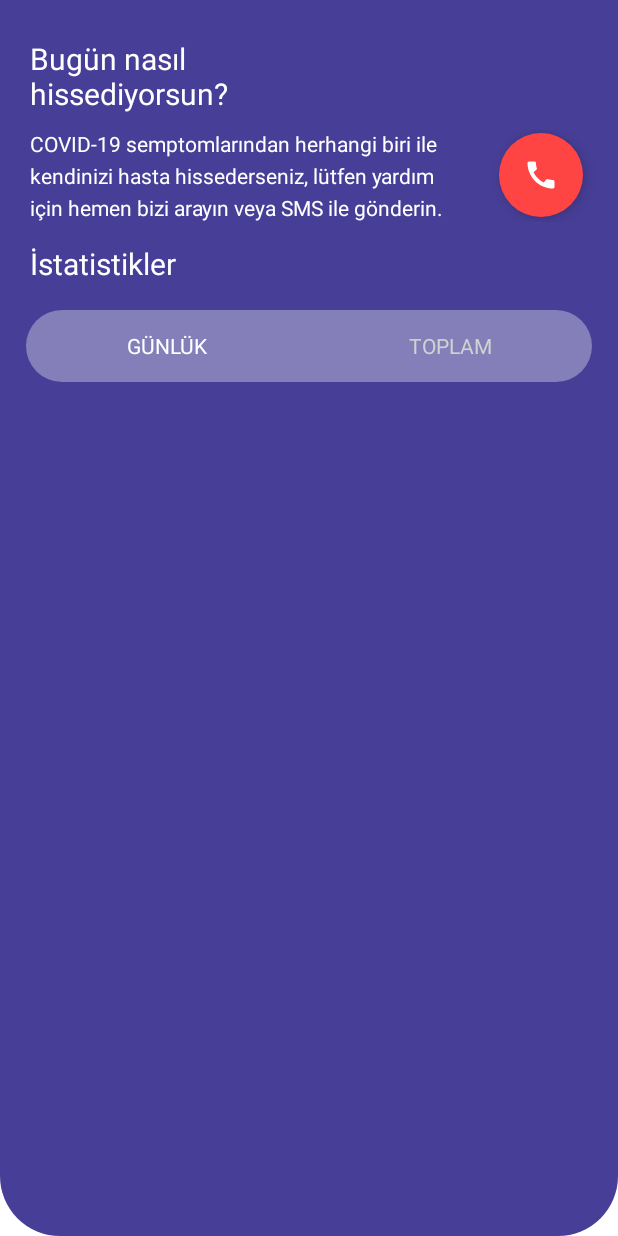
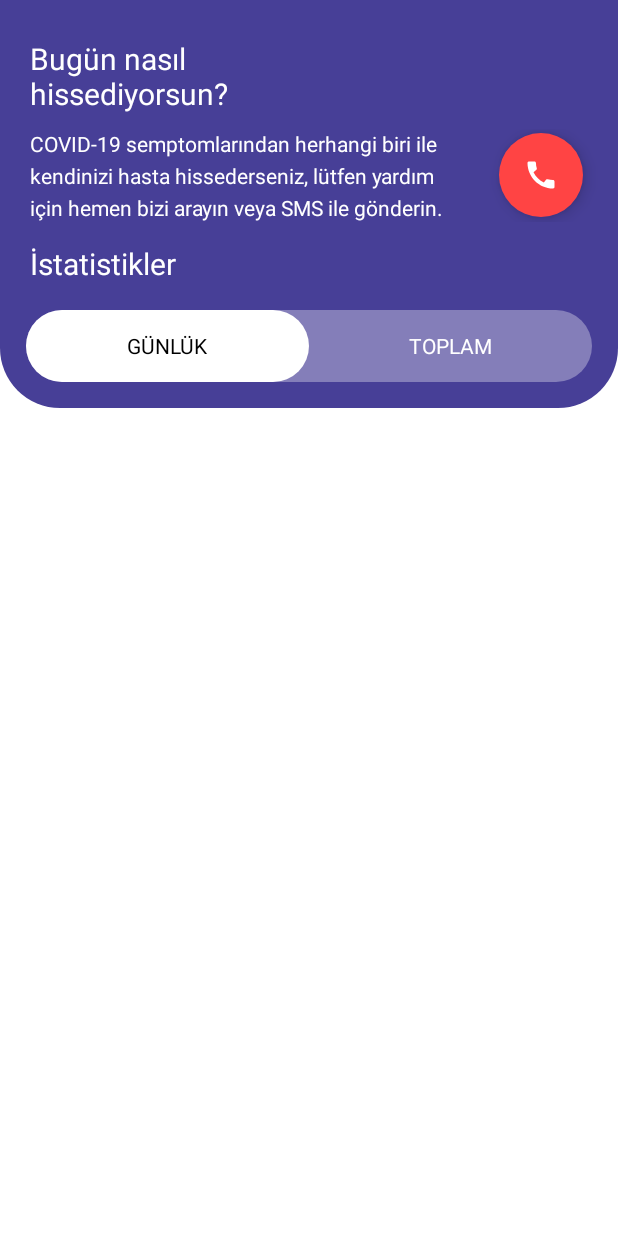
Before and after one commit to memishood/covid-app-android, an Android app: the screen it shows after launch (MainActivity), on a phone screen of 412 x 824 dp. Run offline under Robolectric (Android 15) with nearby library versions, the phone set to English and light mode, and no system bars; our stand-ins replace data binding; Roboto replaces fonts that are not available here.

Commit message:
update home fragment

```diff
--- /dev/null
+++ b/app/src/main/res/drawable/fragment_home_top_container_statistics_menu_selected_item_background.xml
@@ -0,0 +1,7 @@
+<?xml version="1.0" encoding="utf-8"?>
+<shape
+    xmlns:android="http://schemas.android.com/apk/res/android"
+    android:shape="rectangle">
+    <solid android:color="@android:color/white"/>
+    <corners android:radius="50dp" />
+</shape>
--- a/app/src/main/res/layout/fragment_home.xml
+++ b/app/src/main/res/layout/fragment_home.xml
@@ -4,11 +4,18 @@
     xmlns:app="http://schemas.android.com/apk/res-auto"
     xmlns:tools="http://schemas.android.com/tools"
     tools:context=".ui.HomeFragment">
+    <androidx.constraintlayout.widget.ConstraintLayout
+        android:layout_width="match_parent"
+        android:layout_height="wrap_content">
+
         <androidx.appcompat.widget.LinearLayoutCompat
             android:layout_width="match_parent"
-        android:layout_height="400dp"
+            android:layout_height="wrap_content"
             android:orientation="vertical"
-        android:background="@drawable/fragment_home_top_container_background">
+            android:background="@drawable/fragment_home_top_container_background"
+            app:layout_constraintStart_toStartOf="parent"
+            app:layout_constraintEnd_toEndOf="parent"
+            app:layout_constraintTop_toTopOf="parent">
 
             <com.google.android.material.textview.MaterialTextView
                 android:layout_width="150dp"
@@ -49,7 +56,8 @@
                     android:layout_marginEnd="23dp"
                     android:layout_marginStart="23dp"
                     app:tint="@android:color/white"
-                app:borderWidth="0dp" />
+                    app:borderWidth="0dp"
+                    android:contentDescription="@string/fragment_home_top_container_statistics_menu_total" />
 
             </RelativeLayout>
 
@@ -69,10 +77,11 @@
                 android:layout_height="wrap_content"
                 android:background="@drawable/fragment_home_top_container_statistics_menu_background"
                 android:layout_margin="17dp"
-            app:tabMode="fixed"
-            app:tabTextColor="#d1d1d1"
-            app:tabSelectedTextColor="@android:color/white"
-            app:tabIndicator="@drawable/fragment_home_top_container_statistics_menu_background">
+                app:tabTextColor="@android:color/white"
+                app:tabIndicatorGravity="stretch"
+                app:tabIndicator="@drawable/fragment_home_top_container_statistics_menu_selected_item_background"
+                app:tabIndicatorColor="@color/white"
+                app:tabSelectedTextColor="@android:color/black">
 
                 <com.google.android.material.tabs.TabItem
                     android:layout_width="wrap_content"
@@ -85,5 +94,7 @@
                     android:text="@string/fragment_home_top_container_statistics_menu_total"/>
 
             </com.google.android.material.tabs.TabLayout>
+            <!--VAKALAR-->
         </androidx.appcompat.widget.LinearLayoutCompat>
+    </androidx.constraintlayout.widget.ConstraintLayout>
 </layout>
```
Lines whose indentation alone changed are shown as unchanged.
